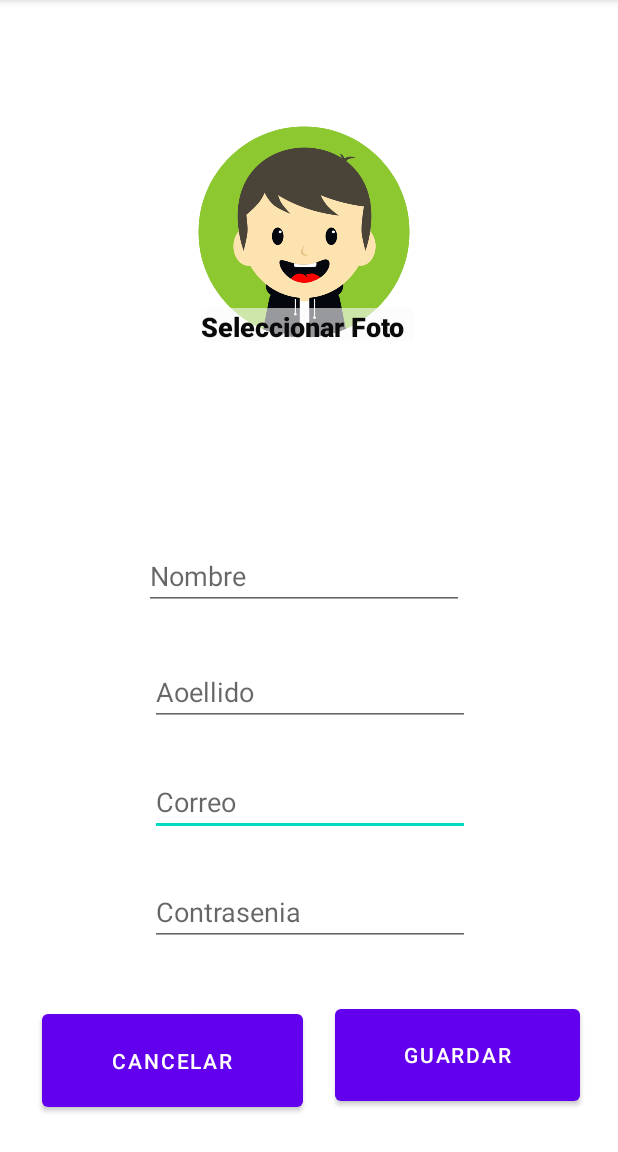
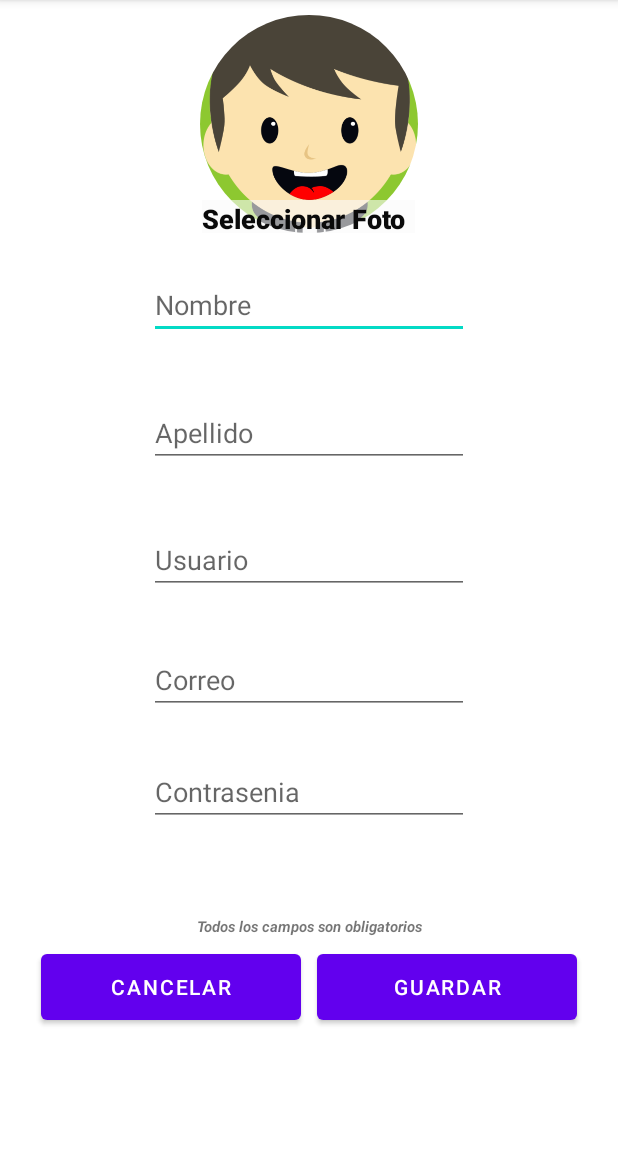
Before and after one commit to CataldoIvan/App-Android-Red-Social, an Android app: the Registrarse screen opened directly, with no data from a screen before it, on a phone screen of 412 x 824 dp, the part 84-1236 px from its top. Run offline under Robolectric (Android 15) with nearby library versions, the phone set to English and light mode, and no system bars; our stand-ins replace CircleImageView.

Commit message:
agrego el campo user, para validar si existe realmente o no. se agregan todas las validaciones de registro

```diff
--- a/app/src/main/java/com/example/redsocial/ConexionSQLiteHelper.java
+++ b/app/src/main/java/com/example/redsocial/ConexionSQLiteHelper.java
@@ -64,13 +64,14 @@ public class ConexionSQLiteHelper extends SQLiteOpenHelper {
     public Usuario obtenerDatosUserLog(String usuario){
         SQLiteDatabase objSQLdb=this.getReadableDatabase();
         Usuario objUser=new Usuario();
-        Cursor objCursor=objSQLdb.rawQuery("SELECT * FROM "+Utilidades.TABLA_USUARIOS+" WHERE "+Utilidades.CAMPO_USER_MAIL+"='"+usuario+"'",null);
+        Cursor objCursor=objSQLdb.rawQuery("SELECT * FROM "+Utilidades.TABLA_USUARIOS+" WHERE "+Utilidades.CAMPO_USER_USUARIO +"='"+usuario+"'",null);
         if(objCursor!=null){
             while (objCursor.moveToNext()){
 
                 objUser.setId(objCursor.getInt(objCursor.getColumnIndex("id")));
                 objUser.setNombre(objCursor.getString(objCursor.getColumnIndex("nombre")));
                 objUser.setApellido(objCursor.getString(objCursor.getColumnIndex("apellido")));
+                objUser.setUsuario(objCursor.getString(objCursor.getColumnIndex("usuario")));
                 objUser.setMail(objCursor.getString(objCursor.getColumnIndex("correo")));
                 objUser.setContrasenia(objCursor.getString(objCursor.getColumnIndex("contrasenia")));
                 //objUser.setComentario_id(objCursor.getInt(5));
@@ -110,6 +111,7 @@ public class ConexionSQLiteHelper extends SQLiteOpenHelper {
                 objUser.setId(objCursor.getInt(objCursor.getColumnIndex("id")));
                 objUser.setNombre(objCursor.getString(objCursor.getColumnIndex("nombre")));
                 objUser.setApellido(objCursor.getString(objCursor.getColumnIndex("apellido")));
+                objUser.setUsuario(objCursor.getString(objCursor.getColumnIndex("usuario")));
                 objUser.setMail(objCursor.getString(objCursor.getColumnIndex("correo")));
                 objUser.setContrasenia(objCursor.getString(objCursor.getColumnIndex("contrasenia")));
                 //objUser.setComentario_id(objCursor.getInt(5));
--- a/app/src/main/java/com/example/redsocial/MainActivity.java
+++ b/app/src/main/java/com/example/redsocial/MainActivity.java
@@ -129,7 +129,7 @@ public class MainActivity extends AppCompatActivity {
         usuarioLog=(EditText)findViewById(R.id.usuarioLogin);
         contraseniaLog=(EditText)findViewById(R.id.contraseniaLogin);
         SharedPreferences preferences=getSharedPreferences("credenciales", Context.MODE_PRIVATE);
-        String user=preferences.getString(Utilidades.CAMPO_USER_MAIL,null);
+        String user=preferences.getString(Utilidades.CAMPO_USER_USUARIO,null);
         String pass=preferences.getString(Utilidades.CAMPO_USER_CONTRAS,null);
         if ( user!=null && pass!=null ){
             usuarioLog.setText(user);
@@ -145,7 +145,7 @@ public class MainActivity extends AppCompatActivity {
         SharedPreferences preferences=getSharedPreferences("credenciales", Context.MODE_PRIVATE);
 
         SharedPreferences.Editor editor=preferences.edit();
-        editor.putString(Utilidades.CAMPO_USER_MAIL,usuario);
+        editor.putString(Utilidades.CAMPO_USER_USUARIO,usuario);
         editor.putString(Utilidades.CAMPO_USER_CONTRAS,contra);
         editor.commit();
 
--- a/app/src/main/java/com/example/redsocial/utilidades/Utilidades.java
+++ b/app/src/main/java/com/example/redsocial/utilidades/Utilidades.java
@@ -28,13 +28,14 @@ public class Utilidades extends AppCompatActivity {
     public static final  String CAMPO_USER_ID="id";
     public static final  String CAMPO_USER_NOMBRE="nombre";
     public static final String CAMPO_USER_APELLIDO="apellido";
-    public static final String CAMPO_USER_MAIL="correo";
+    public static final String CAMPO_USER_USUARIO ="usuario";
+    public static final String CAMPO_CORREO_USUARIO ="correo";
     public static final String CAMPO_USER_CONTRAS="contrasenia";
     public static final  String CAMPO_COMENT_ID="comentario_id";
     public static final  String CAMPO_IMG_PERFIL="img_perfil";
     public static final String CREAR_TABLA_USUARIO="CREATE TABLE "+TABLA_USUARIOS+" " +
             "("+CAMPO_USER_ID+" INTEGER PRIMARY KEY AUTOINCREMENT,"+CAMPO_USER_NOMBRE+" TEXT,"
-            +CAMPO_USER_APELLIDO+" TEXT,"+CAMPO_USER_MAIL+" TEXT,"+CAMPO_USER_CONTRAS+" TEXT,"
+            +CAMPO_USER_APELLIDO+" TEXT,"+ CAMPO_USER_USUARIO +" TEXT,"+ CAMPO_CORREO_USUARIO +" TEXT,"+CAMPO_USER_CONTRAS+" TEXT,"
         +CAMPO_COMENT_ID+" INTEGER,"+CAMPO_IMG_PERFIL+" BLOB)";
 
    /* private Integer id;
--- a/app/src/main/res/layout/activity_registrarse.xml
+++ b/app/src/main/res/layout/activity_registrarse.xml
@@ -1,102 +1,38 @@
 <?xml version="1.0" encoding="utf-8"?>
-<androidx.constraintlayout.widget.ConstraintLayout xmlns:android="http://schemas.android.com/apk/res/android"
+<ScrollView xmlns:android="http://schemas.android.com/apk/res/android"
     xmlns:app="http://schemas.android.com/apk/res-auto"
     xmlns:tools="http://schemas.android.com/tools"
     android:layout_width="match_parent"
     android:layout_height="match_parent"
     android:background="#03FFFFFF"
+    android:orientation="vertical"
     tools:context=".Registrarse">
 
-    <Button
-        android:id="@+id/guardarRegBTN"
-        android:layout_width="163dp"
-        android:layout_height="73dp"
-        android:layout_marginBottom="28dp"
-        android:text="Guardar"
-        app:layout_constraintBottom_toBottomOf="parent"
-        app:layout_constraintEnd_toEndOf="parent"
-        app:layout_constraintHorizontal_bias="0.456"
-        app:layout_constraintStart_toEndOf="@+id/cancelarRegBTN" />
+    <LinearLayout
+        android:layout_width="match_parent"
+        android:layout_height="match_parent"
+        android:orientation="vertical">
 
-    <Button
-        android:id="@+id/cancelarRegBTN"
-        android:layout_width="174dp"
-        android:layout_height="74dp"
-        android:layout_marginStart="28dp"
-        android:layout_marginLeft="28dp"
-        android:layout_marginBottom="24dp"
-        android:text="Cancelar"
-        app:layout_constraintBottom_toBottomOf="parent"
-        app:layout_constraintStart_toStartOf="parent" />
+        <androidx.constraintlayout.widget.ConstraintLayout
+            android:layout_width="match_parent"
+            android:layout_height="match_parent"
+            android:layout_marginTop="10dp">
 
-    <EditText
-        android:id="@+id/correoTV"
-        android:layout_width="wrap_content"
-        android:layout_height="wrap_content"
-        android:layout_marginBottom="28dp"
-        android:ems="10"
-        android:hint="Correo"
-        android:inputType="textPersonName"
-        app:layout_constraintBottom_toTopOf="@+id/contraseniaTV"
-        app:layout_constraintEnd_toEndOf="parent"
-        app:layout_constraintHorizontal_bias="0.502"
-        app:layout_constraintStart_toStartOf="parent" />
-
-    <EditText
-        android:id="@+id/nombreTV"
-        android:layout_width="wrap_content"
-        android:layout_height="wrap_content"
-        android:layout_marginBottom="32dp"
-        android:ems="10"
-        android:hint="Nombre"
-        android:inputType="textPersonName"
-        app:layout_constraintBottom_toTopOf="@+id/apellidoTV"
-        app:layout_constraintEnd_toEndOf="parent"
-        app:layout_constraintHorizontal_bias="0.482"
-        app:layout_constraintStart_toStartOf="parent" />
-
-    <EditText
-        android:id="@+id/apellidoTV"
-        android:layout_width="wrap_content"
-        android:layout_height="wrap_content"
-        android:layout_marginBottom="28dp"
-        android:ems="10"
-        android:hint="Aoellido"
-        android:inputType="textPersonName"
-        app:layout_constraintBottom_toTopOf="@+id/correoTV"
-        app:layout_constraintEnd_toEndOf="parent"
-        app:layout_constraintHorizontal_bias="0.502"
-        app:layout_constraintStart_toStartOf="parent" />
-
-    <EditText
-        android:id="@+id/contraseniaTV"
-        android:layout_width="wrap_content"
-        android:layout_height="wrap_content"
-        android:layout_marginBottom="36dp"
-        android:ems="10"
-        android:hint="Contrasenia"
-        android:inputType="textPersonName"
-        app:layout_constraintBottom_toTopOf="@+id/guardarRegBTN"
-        app:layout_constraintEnd_toEndOf="parent"
-        app:layout_constraintHorizontal_bias="0.502"
-        app:layout_constraintStart_toStartOf="parent" />
-
-    <ImageView
+            <de.hdodenhof.circleimageview.CircleImageView
                 android:id="@+id/imgPerfilIV"
                 android:layout_width="217dp"
                 android:layout_height="145dp"
-        app:layout_constraintBottom_toTopOf="@+id/nombreTV"
+                android:layout_gravity="center"
+                android:src="@drawable/jeremy_full"
                 app:layout_constraintEnd_toEndOf="parent"
-        app:layout_constraintHorizontal_bias="0.484"
                 app:layout_constraintStart_toStartOf="parent"
-        app:layout_constraintTop_toTopOf="parent"
-        app:layout_constraintVertical_bias="0.381"
-        app:srcCompat="@drawable/jeremy_full" />
+                app:layout_constraintTop_toTopOf="parent" />
 
             <TextView
                 android:id="@+id/textView2"
                 android:layout_width="142dp"
                 android:layout_height="22dp"
+                android:layout_gravity="center"
                 android:background="#99FBFBFB"
                 android:fontFamily="sans-serif-medium"
                 android:text="Seleccionar Foto"
@@ -105,11 +41,164 @@
                 android:textSize="18sp"
                 android:textStyle="bold"
                 android:typeface="monospace"
-        app:layout_constraintBottom_toBottomOf="@+id/imgPerfilIV"
+                app:layout_constraintBottom_toBottomOf="parent"
                 app:layout_constraintEnd_toEndOf="@+id/imgPerfilIV"
-        app:layout_constraintHorizontal_bias="0.53"
+                app:layout_constraintHorizontal_bias="0.493"
                 app:layout_constraintStart_toStartOf="@+id/imgPerfilIV"
                 app:layout_constraintTop_toTopOf="@+id/imgPerfilIV"
                 app:layout_constraintVertical_bias="1.0" />
+        </androidx.constraintlayout.widget.ConstraintLayout>
 
-</androidx.constraintlayout.widget.ConstraintLayout>
+        <EditText
+            android:id="@+id/nombreTV"
+            android:layout_width="wrap_content"
+            android:layout_height="wrap_content"
+            android:layout_gravity="center"
+            android:layout_marginTop="25dp"
+            android:digits="ABCDEFGHIJKLMNOPQRSTUVWXYZabcdefghijklmnopqrstuvwxyz"
+            android:ems="10"
+            android:hint="Nombre "
+            android:inputType="none|text"
+            android:maxLength="20" />
+
+        <TextView
+            android:id="@+id/errorNomTV"
+            android:layout_width="match_parent"
+            android:layout_height="wrap_content"
+            android:layout_marginTop="5dp"
+            android:layout_marginBottom="5dp"
+            android:gravity="center"
+            android:text="erro es "
+            android:textColor="#EC0000"
+            android:textSize="10sp"
+            android:visibility="invisible" />
+
+        <EditText
+            android:id="@+id/apellidoTV"
+            android:layout_width="wrap_content"
+            android:layout_height="wrap_content"
+            android:layout_gravity="center"
+            android:layout_marginTop="15dp"
+            android:layout_marginBottom="5dp"
+            android:digits="ABCDEFGHIJKLMNOPQRSTUVWXYZabcdefghijklmnopqrstuvwxyz"
+            android:ems="10"
+            android:hint="Apellido"
+            android:inputType="none|text"
+            android:maxLength="20" />
+
+        <TextView
+            android:id="@+id/errorApeTV"
+            android:layout_width="match_parent"
+            android:layout_height="wrap_content"
+            android:layout_marginBottom="20dp"
+            android:gravity="center"
+            android:text="erro es "
+            android:textColor="#EC0000"
+            android:textSize="10sp"
+            android:visibility="invisible" />
+
+        <EditText
+            android:id="@+id/userTV"
+            android:layout_width="wrap_content"
+            android:layout_height="wrap_content"
+            android:layout_gravity="center"
+            android:layout_marginBottom="5dp"
+            android:digits="ABCDEFGHIJKLMNOPQRSTUVWXYZabcdefghijklmnopqrstuvwxyz0123456789\@\.\-"
+            android:ems="10"
+            android:hint="Usuario"
+            android:inputType="textPersonName"
+            android:maxLength="10" />
+
+        <TextView
+            android:id="@+id/errorUserTV"
+            android:layout_width="match_parent"
+            android:layout_height="wrap_content"
+            android:layout_marginTop="5dp"
+            android:layout_marginBottom="10dp"
+            android:gravity="center"
+            android:text="erro es "
+            android:textColor="#EC0000"
+            android:textSize="10sp"
+            android:visibility="invisible" />
+
+        <EditText
+            android:id="@+id/correoTV"
+            android:layout_width="wrap_content"
+            android:layout_height="wrap_content"
+            android:layout_gravity="center"
+            android:digits="ABCDEFGHIJKLMNOPQRSTUVWXYZabcdefghijklmnopqrstuvwxyz0123456789\@\.\-"
+            android:ems="10"
+            android:hint="Correo "
+            android:inputType="textPersonName"
+            android:maxLength="30" />
+
+        <TextView
+            android:id="@+id/errorCorreoTV"
+            android:layout_width="match_parent"
+            android:layout_height="wrap_content"
+            android:layout_marginTop="5dp"
+            android:layout_marginBottom="10dp"
+            android:gravity="center"
+            android:text="erro es "
+            android:textColor="#EC0000"
+            android:textSize="10sp"
+            android:visibility="invisible" />
+
+        <EditText
+            android:id="@+id/contraseniaTV"
+            android:layout_width="wrap_content"
+            android:layout_height="wrap_content"
+            android:layout_gravity="center"
+            android:layout_marginBottom="5dp"
+            android:digits="ABCDEFGHIJKLMNOPQRSTUVWXYZabcdefghijklmnopqrstuvwxyz0123456789"
+            android:ems="10"
+            android:hint="Contrasenia"
+            android:inputType="textPassword" />
+
+        <TextView
+            android:id="@+id/errorContraTV"
+            android:layout_width="match_parent"
+            android:layout_height="wrap_content"
+            android:layout_marginTop="5dp"
+            android:layout_marginBottom="35dp"
+            android:gravity="center"
+            android:text="erro es "
+            android:textColor="#EC0000"
+            android:textSize="10sp"
+            android:visibility="invisible" />
+
+        <TextView
+            android:id="@+id/textView7"
+            android:layout_width="match_parent"
+            android:layout_height="wrap_content"
+            android:gravity="center"
+            android:text="Todos los campos son obligatorios"
+            android:textSize="10sp"
+            android:textStyle="bold|italic" />
+
+        <LinearLayout
+            android:layout_width="match_parent"
+            android:layout_height="match_parent"
+            android:layout_gravity="center"
+            android:gravity="center"
+            android:orientation="horizontal">
+
+            <Button
+                android:id="@+id/cancelarRegBTN"
+                android:layout_width="173dp"
+                android:layout_height="56dp"
+                android:layout_margin="5dp"
+                android:text="Cancelar" />
+
+            <Button
+                android:id="@+id/guardarRegBTN"
+                android:layout_width="173dp"
+                android:layout_height="56dp"
+                android:layout_margin="5dp"
+                android:text="Guardar" />
+        </LinearLayout>
+
+    </LinearLayout>
+
+
+</ScrollView>
```
Also changed, not shown: app/src/main/java/com/example/redsocial/Registrarse.java (+158 -17 lines), app/src/main/java/com/example/redsocial/entidades/Usuario.java (+11 -2 lines), app/src/main/res/layout/activity_main.xml (+60 -83 lines). Lines whose indentation alone changed are shown as unchanged.
